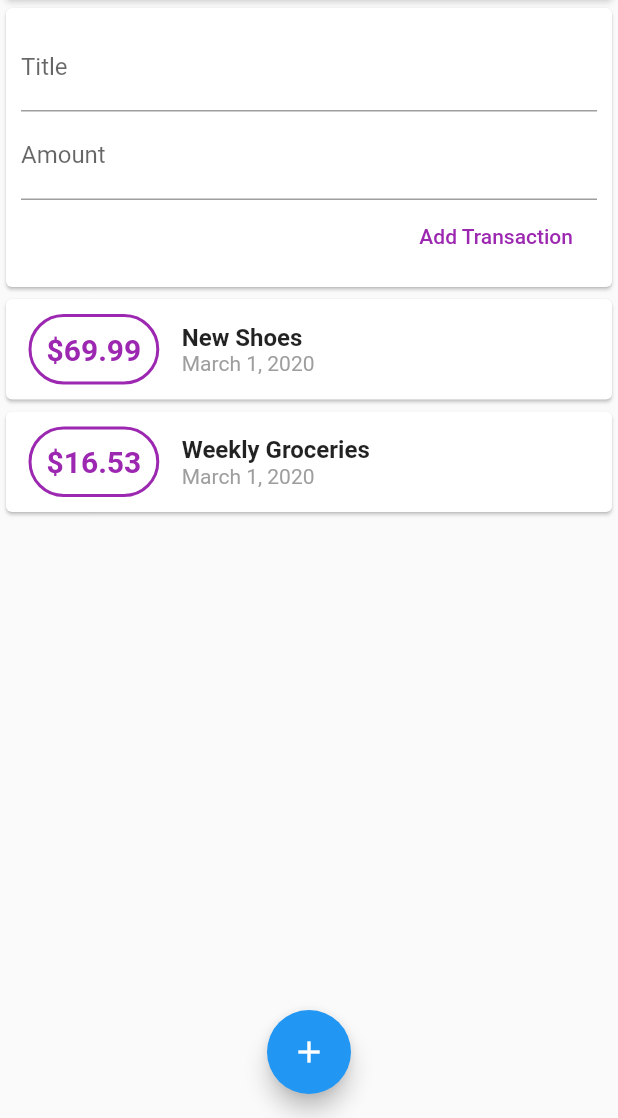
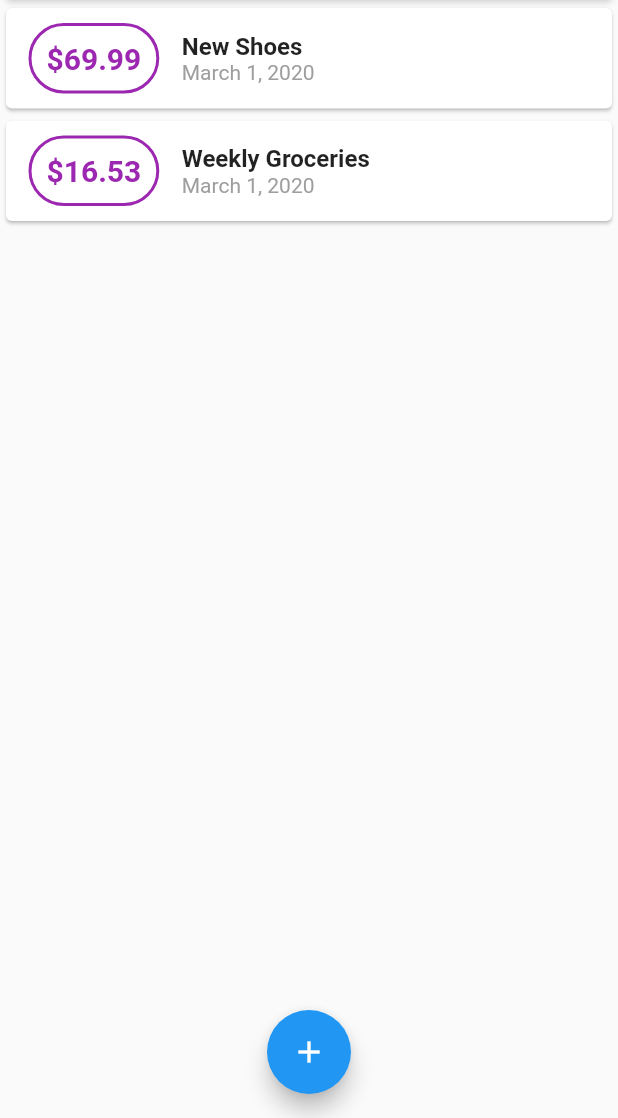
Before and after one commit to officer47p/personal-expenses, a Flutter app: the screen it shows after launch, on a phone screen of 412 x 824 dp, the part 118-1236 px from its top. Run offline on Flutter 3.47's test engine with Material 2 defaults, Android fonts, the phone set to English and light mode, and no system bars.

Commit message:
added my own way of showing and hiding the new transaction card

```diff
--- a/lib/main.dart
+++ b/lib/main.dart
@@ -18,17 +18,24 @@ class MyHomePage extends StatefulWidget {
 }
 
 class _MyHomePageState extends State<MyHomePage> {
+  bool showAddNewTransaction = false;
+  void newTransactionToggle() {
+    setState(() {
+      showAddNewTransaction = !showAddNewTransaction;
+    });
+  }
+
   Widget build(BuildContext context) {
     return Scaffold(
       appBar: AppBar(
         title: Text("My App"),
         actions: <Widget>[
-          IconButton(icon: Icon(Icons.add), onPressed: () {}),
+          IconButton(icon: Icon(Icons.add), onPressed: newTransactionToggle),
         ],
       ),
       floatingActionButton: FloatingActionButton(
         child: Icon(Icons.add),
-        onPressed: () {},
+        onPressed: newTransactionToggle,
       ),
       floatingActionButtonLocation: FloatingActionButtonLocation.centerFloat,
       body: SingleChildScrollView(
@@ -43,7 +50,7 @@ class _MyHomePageState extends State<MyHomePage> {
                 color: Colors.blue,
               ),
             ),
-            UserTransactions(),
+            UserTransactions(showAddNewTransaction),
           ],
         ),
       ),
--- a/lib/widgets/user_transactions.dart
+++ b/lib/widgets/user_transactions.dart
@@ -5,6 +5,8 @@ import './transaction_list.dart';
 import '../models/transaction.dart';
 
 class UserTransactions extends StatefulWidget {
+  bool showNew;
+  UserTransactions(this.showNew);
   @override
   _UserTransactionsState createState() => _UserTransactionsState();
 }
@@ -41,7 +43,7 @@ class _UserTransactionsState extends State<UserTransactions> {
   Widget build(BuildContext context) {
     return Column(
       children: <Widget>[
-        NewTransaction(addNewTransaction),
+        widget.showNew ? NewTransaction(addNewTransaction) : SizedBox(),
         TransactionList(transactions),
       ],
     );
```
